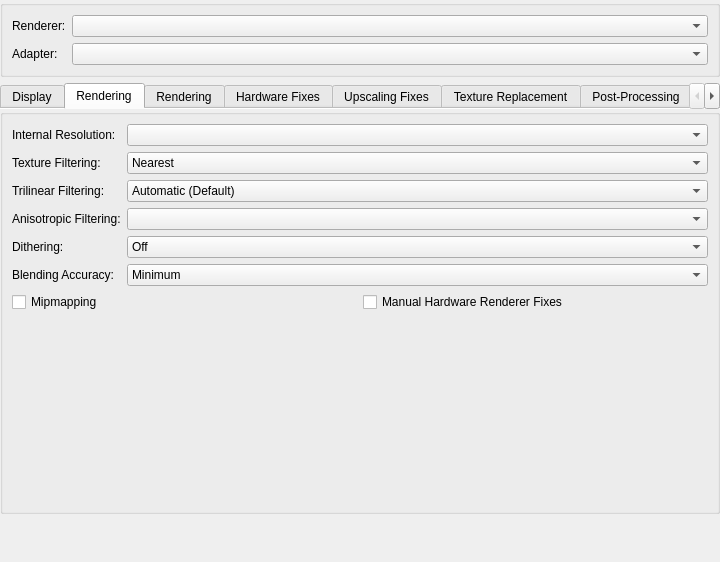
This is pcsx2-qt/Settings/GraphicsSettingsWidget.ui in crashGG/pcsx2 as Qt 5 draws it before an edit. The edited form follows.
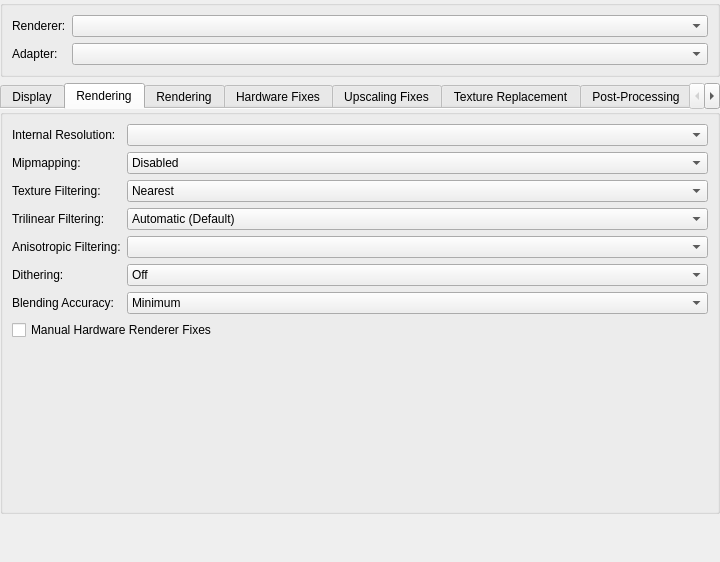
This is the edited form. The open tabs and pages were chosen to show the change.

Patch:
```diff
--- a/pcsx2-qt/Settings/GraphicsSettingsWidget.ui
+++ b/pcsx2-qt/Settings/GraphicsSettingsWidget.ui
@@ -621,22 +621,46 @@
        </item>
        <item row="7" column="0" colspan="2">
         <layout class="QGridLayout" name="hardwareRenderingOptionsLayout">
-         <item row="0" column="1">
+         <item row="0" column="0">
           <widget class="QCheckBox" name="enableHWFixes">
            <property name="text">
             <string>Manual Hardware Renderer Fixes</string>
            </property>
           </widget>
          </item>
-         <item row="0" column="0">
-          <widget class="QCheckBox" name="mipmapping">
-           <property name="text">
-            <string>Mipmapping</string>
-           </property>
-          </widget>
-         </item>
         </layout>
        </item>
+       <item row="1" column="0">
+        <widget class="QLabel" name="hwMipmappingLabel">
+         <property name="text">
+          <string>Mipmapping:</string>
+         </property>
+        </widget>
+       </item>
+       <item row="1" column="1">
+        <widget class="QComboBox" name="hwMipmapMode">
+         <item>
+          <property name="text">
+           <string>Disabled</string>
+          </property>
+         </item>
+         <item>
+          <property name="text">
+           <string>Enabled</string>
+          </property>
+         </item>
+         <item>
+          <property name="text">
+           <string>All Levels</string>
+          </property>
+         </item>
+         <item>
+          <property name="text">
+           <string>Unclamped</string>
+          </property>
+         </item>
+        </widget>
+       </item>	   
       </layout>
      </widget>
      <widget class="QWidget" name="softwareRenderingTab">
```
